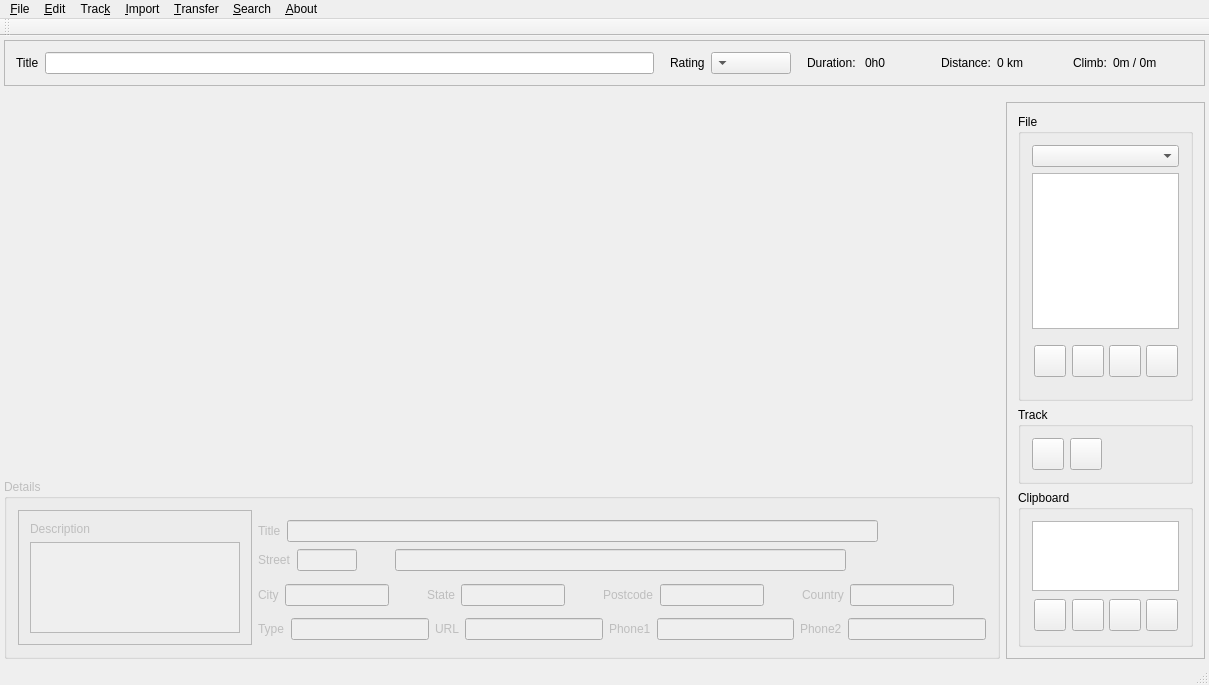
Above: src/mainwindow.ui from trumpton/POI before the change. Below: the same form after it.
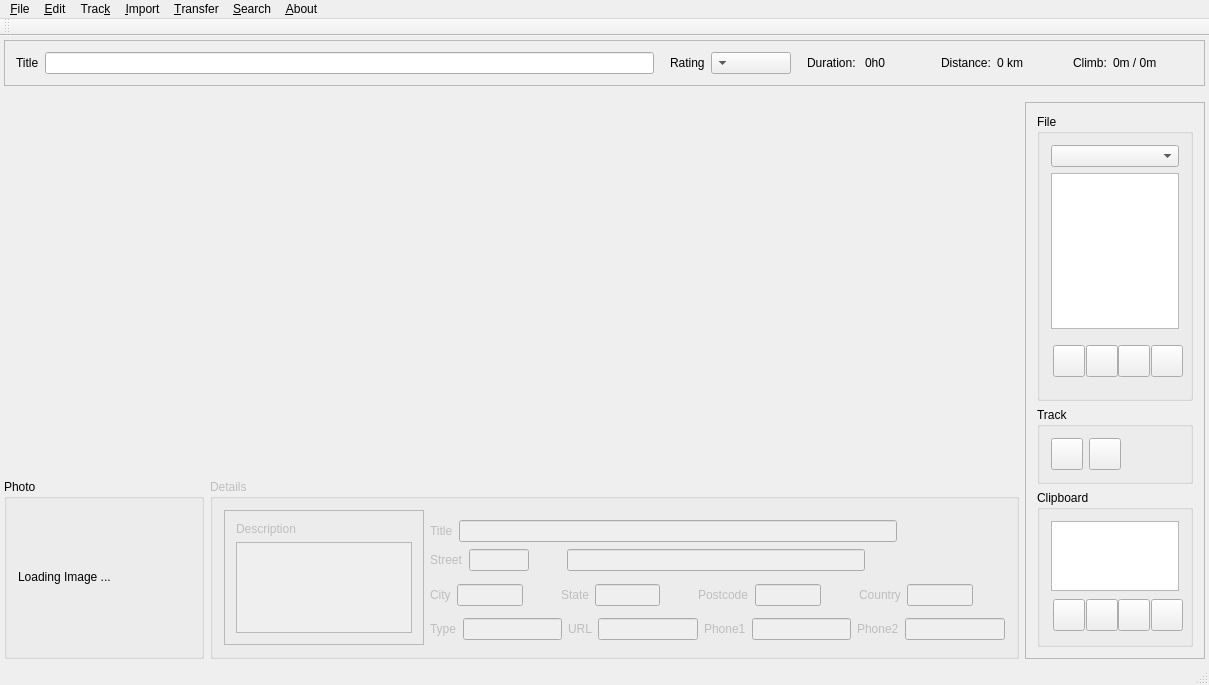
That is the form after the change. Icons and pictures are not drawn. Custom widgets are drawn as their Qt base class.

Commit message: Increased lat/lon resolution, and added photo input

```diff
--- a/src/mainwindow.ui
+++ b/src/mainwindow.ui
@@ -228,7 +228,7 @@
         <item>
          <widget class="GoogleMapsWidget" name="googlemapsWebView" native="true">
           <property name="sizePolicy">
-           <sizepolicy hsizetype="Expanding" vsizetype="MinimumExpanding">
+           <sizepolicy hsizetype="Expanding" vsizetype="Expanding">
             <horstretch>0</horstretch>
             <verstretch>0</verstretch>
            </sizepolicy>
@@ -248,6 +248,60 @@
          </widget>
         </item>
         <item>
+         <layout class="QHBoxLayout" name="horizontalLayout_10">
+          <property name="leftMargin">
+           <number>0</number>
+          </property>
+          <property name="topMargin">
+           <number>0</number>
+          </property>
+          <item>
+           <widget class="QGroupBox" name="groupBox_Photo">
+            <property name="minimumSize">
+             <size>
+              <width>200</width>
+              <height>180</height>
+             </size>
+            </property>
+            <property name="maximumSize">
+             <size>
+              <width>200</width>
+              <height>180</height>
+             </size>
+            </property>
+            <property name="title">
+             <string>Photo</string>
+            </property>
+            <layout class="QHBoxLayout" name="horizontalLayout_13">
+             <item>
+              <widget class="QLabel" name="labelImage">
+               <property name="sizePolicy">
+                <sizepolicy hsizetype="Preferred" vsizetype="Expanding">
+                 <horstretch>0</horstretch>
+                 <verstretch>0</verstretch>
+                </sizepolicy>
+               </property>
+               <property name="minimumSize">
+                <size>
+                 <width>180</width>
+                 <height>130</height>
+                </size>
+               </property>
+               <property name="maximumSize">
+                <size>
+                 <width>180</width>
+                 <height>130</height>
+                </size>
+               </property>
+               <property name="text">
+                <string>Loading Image ...</string>
+               </property>
+              </widget>
+             </item>
+            </layout>
+           </widget>
+          </item>
+          <item>
          <widget class="QGroupBox" name="groupBox_Details">
           <property name="enabled">
            <bool>false</bool>
@@ -983,6 +1037,8 @@
         </item>
        </layout>
       </item>
+       </layout>
+      </item>
       <item>
        <widget class="QFrame" name="frame_2">
         <property name="minimumSize">
@@ -1497,6 +1553,8 @@
     <property name="title">
      <string>&amp;Import</string>
     </property>
+    <addaction name="action_Photo"/>
+    <addaction name="separator"/>
     <addaction name="action_ImportOv2"/>
     <addaction name="action_ImportGpx"/>
     <addaction name="separator"/>
@@ -1534,6 +1592,7 @@
     </property>
     <addaction name="action_ShowTrack"/>
     <addaction name="action_ShowActualDuration"/>
+    <addaction name="actionResort_Waypoints_By_Date"/>
     <addaction name="action_CreateTrackFromWaypoints"/>
     <addaction name="actionSnap"/>
     <addaction name="action_ReduceTrackPoints"/>
@@ -1713,6 +1772,16 @@
     <string>&amp;Load Tracks from Garmin</string>
    </property>
   </action>
+  <action name="action_Photo">
+   <property name="text">
+    <string>&amp;Photo</string>
+   </property>
+  </action>
+  <action name="actionResort_Waypoints_By_Date">
+   <property name="text">
+    <string>Resort Waypoints By &amp;Date</string>
+   </property>
+  </action>
  </widget>
  <layoutdefault spacing="6" margin="11"/>
  <customwidgets>
```
Lines whose indentation alone changed are shown as unchanged. The commit also changes 13 other files.
